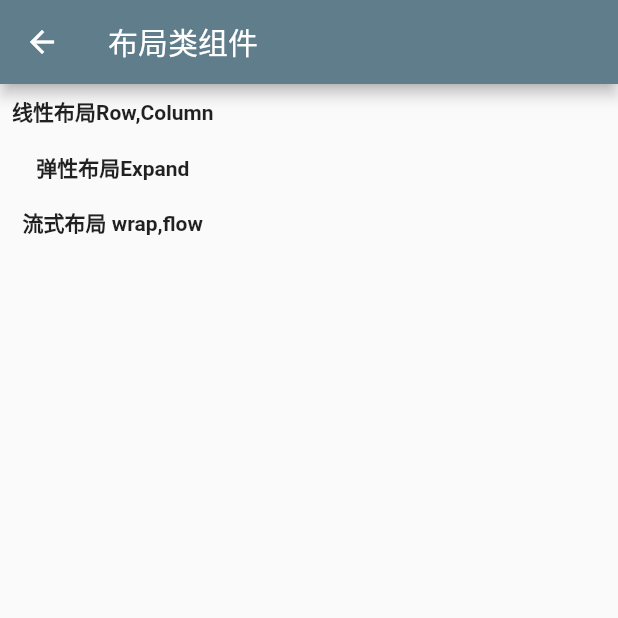
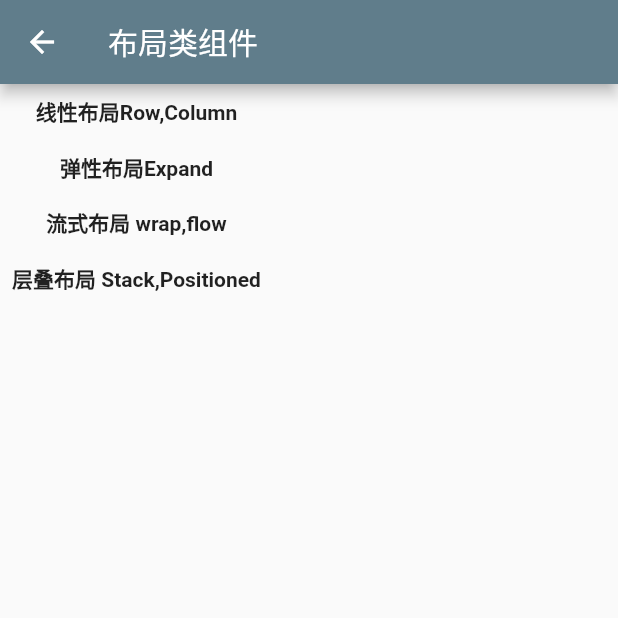
Before and after one commit to Petterpx/FlutterQuickExample, a Flutter app: the LayoutWidgetsList screen opened directly, on a phone screen of 412 x 824 dp, the top half of it. Run offline on Flutter 3.47's test engine with Material 2 defaults, Android fonts, the phone set to English and light mode, and no system bars; our stand-ins replace fluttertoast; missing offline and left inert: dart:ffi, dart:html, simple_logger.

Commit message:
feat:add stack_to_positioned_widget.dart

```diff
--- a/lib/example/layout_widgets.dart
+++ b/lib/example/layout_widgets.dart
@@ -1,4 +1,5 @@
 import 'package:cloud_flutter_app/example/layout_widgets/row_to_column_widget.dart';
+import 'package:cloud_flutter_app/example/layout_widgets/stack_to_positioned_widget.dart';
 import 'package:cloud_flutter_app/utils/util_view.dart';
 import 'package:flutter/cupertino.dart';
 import 'package:flutter/material.dart';
@@ -14,7 +15,8 @@ class LayoutWidgetsList extends StatelessWidget {
           children: [
             showSampleStateFulWidget(context, "线性布局Row,Column", RowToColumnWidget()),
             showSampleStateFulWidget(context, "弹性布局Expand", FlexWidget()),
-            showSampleStateFulWidget(context, "流式布局 wrap,flow", WrapToFlowWidget())
+            showSampleStateFulWidget(context, "流式布局 wrap,flow", WrapToFlowWidget()),
+            showSampleStateFulWidget(context, "层叠布局 Stack,Positioned", StackToPositionedWidget())
           ],
         ),
       );
--- /dev/null
+++ b/lib/example/layout_widgets/stack_to_positioned_widget.dart
@@ -0,0 +1,26 @@
+import 'package:flutter/cupertino.dart';
+import 'package:flutter/material.dart';
+
+//指定一个或多个子元素相对于父元素各个边的精确偏移，根据widget位置可以进行重叠。
+class StackToPositionedWidget extends StatelessWidget {
+  @override
+  Widget build(BuildContext context) => ConstrainedBox(
+        constraints: BoxConstraints.expand(),
+        child: Stack(
+          //此参数决定如何去对齐没有使用 Positioned 或部分定位的子组件。部分定位指的是 没有在某一个轴上有定位
+          alignment: AlignmentDirectional.center,
+          //决定alignment方向，如果为ltr,alignment为start代表左，end代表右；如果为rtl，则上述反之，start代表右
+          textDirection: TextDirection.rtl,
+          //用于确定没有定位的子组件如何去适应 Stack 的大小
+          //StackFit.loose 表示使用子组件大小，
+          // StackFit.expand 表示未定位的组件扩展到Stack的大小
+          fit: StackFit.expand,
+          children: [
+            Container(child: Text("fit-expand,没有定位大小和Stack一样大",style: TextStyle(color: Colors.white),),color: Colors.blue,),
+            Positioned(child: Text("left"),left: 20,width: 100,),
+            Positioned(child: Text("top"),top: 50,),
+            Positioned(child: Text("在右边"),right: 10,),
+          ],
+        ),
+      );
+}
```
